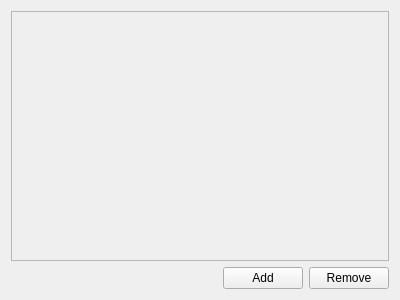
Before: the Qt Designer form BrowseWidget.ui in jimtendo/QuteSQL, drawn with Qt 5.
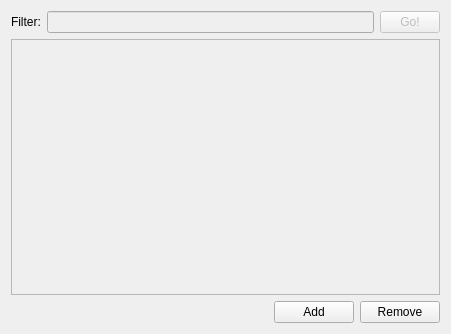
After: the same form once the commit is applied. Icons and pictures are not drawn.

The edit to the form file:
```diff
--- a/BrowseWidget.ui
+++ b/BrowseWidget.ui
@@ -6,8 +6,8 @@
    <rect>
     <x>0</x>
     <y>0</y>
-    <width>400</width>
-    <height>300</height>
+    <width>451</width>
+    <height>334</height>
    </rect>
   </property>
   <property name="windowTitle">
@@ -15,13 +15,62 @@
   </property>
   <layout class="QGridLayout" name="gridLayout">
    <item row="0" column="0" colspan="3">
+    <layout class="QHBoxLayout" name="horizontalLayout">
+     <item>
+      <widget class="QLabel" name="label">
+       <property name="maximumSize">
+        <size>
+         <width>35</width>
+         <height>16777215</height>
+        </size>
+       </property>
+       <property name="text">
+        <string>Filter:</string>
+       </property>
+      </widget>
+     </item>
+     <item>
+      <widget class="QLineEdit" name="filterEdit">
+       <property name="enabled">
+        <bool>false</bool>
+       </property>
+       <property name="sizePolicy">
+        <sizepolicy hsizetype="Expanding" vsizetype="Fixed">
+         <horstretch>100</horstretch>
+         <verstretch>0</verstretch>
+        </sizepolicy>
+       </property>
+      </widget>
+     </item>
+     <item>
+      <widget class="QPushButton" name="filterButton">
+       <property name="enabled">
+        <bool>false</bool>
+       </property>
+       <property name="maximumSize">
+        <size>
+         <width>60</width>
+         <height>16777215</height>
+        </size>
+       </property>
+       <property name="text">
+        <string>Go!</string>
+       </property>
+       <property name="icon">
+        <iconset theme="dialog-ok-apply"/>
+       </property>
+      </widget>
+     </item>
+    </layout>
+   </item>
+   <item row="1" column="0" colspan="3">
     <widget class="QTableView" name="tableView">
      <property name="enabled">
       <bool>false</bool>
      </property>
     </widget>
    </item>
-   <item row="1" column="0">
+   <item row="2" column="0">
     <spacer name="horizontalSpacer">
      <property name="orientation">
       <enum>Qt::Horizontal</enum>
@@ -34,7 +83,7 @@
      </property>
     </spacer>
    </item>
-   <item row="1" column="1">
+   <item row="2" column="1">
     <widget class="QPushButton" name="pushButton">
      <property name="text">
       <string>Add</string>
@@ -46,7 +95,7 @@
      </property>
     </widget>
    </item>
-   <item row="1" column="2">
+   <item row="2" column="2">
     <widget class="QPushButton" name="pushButton_2">
      <property name="text">
       <string>Remove</string>
```
